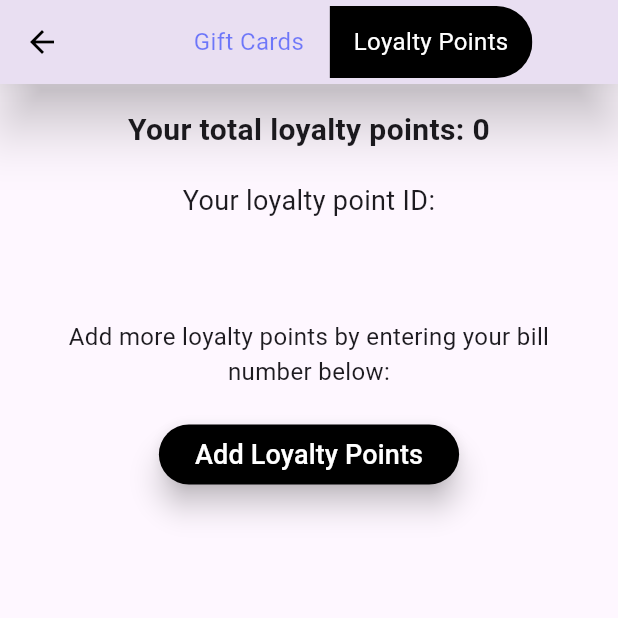
After one commit to udithgunasekara/SPM_ShoppingMall_Management_Desktop-, a Flutter app: the GiftCardAndLoyaltyPage screen opened by its route, after a tap on "Loyalty Points", on a phone screen of 412 x 824 dp, the top half of it. The commit adds this screen. Run offline on Flutter 3.47's test engine with Material 3 defaults, Android fonts, the phone set to English and light mode, and no system bars; our stand-ins replace cloud_firestore, firebase_auth, firebase_core, qr_flutter, shared_preferences; missing offline and left inert: mobile_scanner; accounts and stored records are empty.

Commit message:
made some ui changes and created a single page for giftcard and loyalty points

```diff
--- a/lib/common/home_page.dart
+++ b/lib/common/home_page.dart
@@ -95,17 +95,12 @@ class _HomePageState extends State<HomePage> {
                   Text('Phone: ${_userDetails?['phone']}', style: const TextStyle(fontSize: 16)),
                   Text('Loyalty Points: ${_userDetails?['loyaltyPoints']}', style: const TextStyle(fontSize: 16)),
                   const SizedBox(height: 20,),
-                  ElevatedButton(
-                    onPressed: () {
-                      Navigator.pushNamed(context, '/billentry');
-                    },
-                    child: const Text('Add loyalty points'),
-                  ),
+
 
                   const SizedBox(height: 20,),
                   ElevatedButton(
                     onPressed: () {
-                      Navigator.pushNamed(context, '/giftcards');
+                      Navigator.pushNamed(context, '/giftcardandloyalty');
                     },
                     child: const Text('your giftcards'),
                   ),
--- a/lib/giftCardAndLoyaltyFunction/pages/bill_entry_page.dart
+++ b/lib/giftCardAndLoyaltyFunction/pages/bill_entry_page.dart
@@ -1,6 +1,7 @@
 import 'package:firebase_auth/firebase_auth.dart';
 import 'package:flutter/material.dart';
 import 'package:spm_shoppingmall_mobile/common/home_page.dart';
+import 'package:spm_shoppingmall_mobile/giftCardAndLoyaltyFunction/pages/loyalty_giftcard_page.dart';
 import 'package:spm_shoppingmall_mobile/giftCardAndLoyaltyFunction/util/user_data_service.dart';
 
 class BillEntryPage extends StatefulWidget {
@@ -41,10 +42,7 @@ class _BillEntryPageState extends State<BillEntryPage> {
 
         //navigate back to home page
         Future.delayed(const Duration(seconds: 4), () {
-          Navigator.pushAndRemoveUntil(
-              context,
-              MaterialPageRoute(builder: (context) => HomePage(user: user)),
-              (Route<dynamic> route) => false);
+          Navigator.pushReplacementNamed(context, '/giftcardandloyalty');
         });
       }
     } else {
--- a/lib/giftCardAndLoyaltyFunction/pages/claimed_giftcard_page.dart
+++ b/lib/giftCardAndLoyaltyFunction/pages/claimed_giftcard_page.dart
@@ -27,8 +27,8 @@ class _ClaimedGiftCardsPageState extends State<ClaimedGiftCardsPage> {
 
     // List to store detailed gift card information
     List<Map<String, dynamic>> detailedGiftCards = [];
-
     for (var doc in giftCardsSnapshot.docs) {
+      String uniqueid = doc.id;
       String giftCardId = doc['giftCardId'];
       DateTime claimedDate = doc['claimedDate'].toDate();
 
@@ -42,7 +42,7 @@ class _ClaimedGiftCardsPageState extends State<ClaimedGiftCardsPage> {
         // Add the gift card details along with claimed date
         Map<String, dynamic> giftCardData = giftCardDoc.data() as Map<String, dynamic>;
         giftCardData['claimedDate'] = claimedDate; // Add claimed date from user's collection
-        giftCardData['id'] = giftCardId; // Add claimed date from user's collection
+        giftCardData['uniqueid'] = uniqueid; // Add claimed date from user's collection
         detailedGiftCards.add(giftCardData);
       }
     }
--- /dev/null
+++ b/lib/giftCardAndLoyaltyFunction/pages/loyalty_giftcard_page.dart
@@ -0,0 +1,242 @@
+import 'package:cloud_firestore/cloud_firestore.dart';
+import 'package:firebase_auth/firebase_auth.dart';
+import 'package:flutter/foundation.dart';
+import 'package:flutter/material.dart';
+import 'package:spm_shoppingmall_mobile/giftCardAndLoyaltyFunction/widget/giftcard_widget.dart';
+
+class GiftCardAndLoyaltyPage extends StatefulWidget {
+  const GiftCardAndLoyaltyPage({super.key});
+
+  @override
+  State<GiftCardAndLoyaltyPage> createState() => _GiftCardAndLoyaltyPageState();
+}
+
+class _GiftCardAndLoyaltyPageState extends State<GiftCardAndLoyaltyPage> {
+
+  final FirebaseFirestore _firestore = FirebaseFirestore.instance;
+  final FirebaseAuth _auth = FirebaseAuth.instance;
+  int _selectedIndex = 0;
+  List<bool> isSelected = [true, false];
+
+  Future<List<Map<String, dynamic>>> fetchClaimedGiftCards() async {
+    final userId = _auth.currentUser?.uid;
+    if (userId == null) return [];
+
+    // Fetch claimed gift cards from the user's giftcards collection
+    QuerySnapshot giftCardsSnapshot = await _firestore
+        .collection('users')
+        .doc(userId)
+        .collection('giftcards')
+        .get();
+
+    // List to store detailed gift card information
+    List<Map<String, dynamic>> detailedGiftCards = [];
+
+    for (var doc in giftCardsSnapshot.docs) {
+      String giftCardId = doc['giftCardId'];
+      String uniqueid = doc.id;
+      DateTime claimedDate = doc['claimedDate'].toDate();
+
+
+      // Fetch gift card details from the main giftcard collection using giftCardId
+      DocumentSnapshot giftCardDoc = await _firestore
+          .collection('giftcard')
+          .doc(giftCardId)
+          .get();
+
+      if (giftCardDoc.exists) {
+        // Add the gift card details along with claimed date
+        Map<String, dynamic> giftCardData = giftCardDoc.data() as Map<String, dynamic>;
+        giftCardData['claimedDate'] = claimedDate; // Add claimed date from user's collection
+        giftCardData['uniqueid'] = uniqueid; // Add claimed date from user's collection
+        detailedGiftCards.add(giftCardData);
+      }
+    }
+
+    return detailedGiftCards;
+  }
+
+  //fetch loyalty cards
+  Future<Map<String,dynamic>?> fetchLoyaltyPoints() async {
+    final userId = _auth.currentUser?.uid;
+    if(userId == null) return null;
+
+    DocumentSnapshot loyaltyDoc = await _firestore
+        .collection('users')
+        .doc(userId)
+        .get();
+
+    if(loyaltyDoc.exists){
+      return loyaltyDoc.data() as Map<String,dynamic>;
+    }else{
+      return null;
+    }
+  }
+
+  @override
+  Widget build(BuildContext context) {
+    return Scaffold(
+      appBar: AppBar(
+        elevation: 16,
+        shadowColor: Colors.black,
+        iconTheme: const IconThemeData(
+          color: Colors.black,
+          weight: 60,
+        ),
+        title: Center(
+          child: Container(
+          padding: EdgeInsets.all(4.0),
+          child: ToggleButtons(
+            borderRadius: BorderRadius.circular(30.0),
+            fillColor: const Color.fromARGB(255, 0, 0, 0),
+            selectedColor: const Color.fromARGB(255, 255, 255, 255),
+            color: const Color.fromARGB(136, 0, 26, 255),
+            borderColor: Colors.transparent,
+            selectedBorderColor: Colors.transparent,
+            isSelected: isSelected,
+            onPressed: (int index) {
+              setState(() {
+                for (int i = 0; i < isSelected.length; i++) {
+                  isSelected[i] = i == index;
+                  _selectedIndex = index;
+                }
+              });
+            },
+            children: [
+              Padding(
+                padding: const EdgeInsets.symmetric(horizontal: 16.0),
+                child: Text(
+                  'Gift Cards',
+                  style: TextStyle(
+                    fontSize: 16,
+                    fontWeight: isSelected[0] ? FontWeight.bold : FontWeight.normal,
+                  ),
+                  ),
+              ),
+              Padding(
+                padding: const EdgeInsets.symmetric(horizontal: 16.0),
+                child: Text('Loyalty Points',
+                style: TextStyle(
+                    fontSize: 16,
+                    fontWeight: isSelected[0] ? FontWeight.bold : FontWeight.normal,
+                  ),
+                ),
+              ),
+            ],
+          ),
+        ),
+        ),
+      ),
+      body: _selectedIndex == 0 ? buildGiftCardsView() : buildLoyaltyPointsView(),
+    );
+  }
+
+  // Build the Gift Cards View
+  Widget buildGiftCardsView() {
+    return FutureBuilder<List<Map<String, dynamic>>>(
+      future: fetchClaimedGiftCards(),
+      builder: (context, snapshot) {
+        if (snapshot.connectionState == ConnectionState.waiting) {
+          return const Center(child: CircularProgressIndicator());
+        }
+        if (!snapshot.hasData || snapshot.data!.isEmpty) {
+          return const Center(child: Text('No claimed gift cards'));
+        }
+
+        List<Map<String, dynamic>> giftcards = snapshot.data!;
+        return Column(
+        crossAxisAlignment: CrossAxisAlignment.start,
+        children: [
+          const Padding(
+            padding: EdgeInsets.all(16.0),
+            child: Text(
+              'You claimed gift cards:',
+              style: TextStyle(
+                fontSize: 20,
+                fontWeight: FontWeight.bold,
+              ),
+            ),
+          ),
+          Expanded(
+            child: ListView.builder(
+              itemCount: giftcards.length,
+              itemBuilder: (context, index) {
+                final giftcard = giftcards[index];
+                return GiftCardWidget(giftCard: giftcard);
+              },
+            ),
+          ),
+        ],
+      );
+      },
+    );
+  }
+
+  // Build the Loyalty Points View
+  Widget buildLoyaltyPointsView() {
+    return FutureBuilder<Map<String, dynamic>?>(
+      future: fetchLoyaltyPoints(),
+      builder: (context, snapshot) {
+        if (snapshot.connectionState == ConnectionState.waiting) {
+          return const Center(child: CircularProgressIndicator());
+        }
+        if (!snapshot.hasData) {
+          return const Center(child: Text('No loyalty points available'));
+        }
+
+        final loyaltyData = snapshot.data!;
+        final totalPoints = loyaltyData['loyaltyPoints'] ?? 0;
+        final loyaltyId =  _auth.currentUser?.uid ?? 'Unavailable';
+
+        return Center(
+          child: Padding(
+          padding: const EdgeInsets.all(16.0),
+          child: Column(
+            crossAxisAlignment: CrossAxisAlignment.center,
+            children: [
+              Text(
+                'Your total loyalty points: $totalPoints',
+                style: const TextStyle(fontSize: 20, fontWeight: FontWeight.bold),
+                textAlign: TextAlign.center,
+              ),
+              const SizedBox(height: 20),
+              Text(
+                'Your loyalty point ID:\n$loyaltyId',
+                style: const TextStyle(fontSize: 18),
+                textAlign: TextAlign.center,
+              ),
+              const SizedBox(height: 40),
+              Text(
+                "Add more loyalty points by entering your bill number below:",
+                style: const TextStyle(fontSize: 16),
+                textAlign: TextAlign.center,
+              ),
+              SizedBox(height: 20),
+              ElevatedButton(
+                  style: ElevatedButton.styleFrom(
+                    elevation: 8,
+                    backgroundColor: Colors.black,
+                    shape: RoundedRectangleBorder(
+                        borderRadius: BorderRadius.circular(20)),
+                  ),
+                  onPressed: () {
+                  // Add logic to navigate to add bill page
+                  Navigator.pushNamed(context, '/billentry');
+                },
+                  child: const Text(
+                    'Add Loyalty Points',
+                    style: TextStyle(
+                      fontSize: 18,
+                      color: Colors.white,
+                    ),
+                  ),
+                ),
+
+            ],
+          ),
+          ),
+        );
+      },
+    );
+  }
+  }
--- a/lib/giftCardAndLoyaltyFunction/service/giftcard_service.dart
+++ b/lib/giftCardAndLoyaltyFunction/service/giftcard_service.dart
@@ -60,12 +60,15 @@ class GiftcardService {
       return;
     }
 
+    //generate unique id for the claimed gift card
+    String uniqueGiftcardId = _firestore.collection('users').doc(userId).collection('giftcards').doc().id;
+
     // Add the gift card to the user's claimed giftcards collection
     await _firestore
         .collection('users')
         .doc(userId)
         .collection('giftcards')
-        .doc(giftCardId)
+        .doc(uniqueGiftcardId)
         .set({
       'giftCardId': giftCardId,
       'claimedDate': Timestamp.now(),
--- a/lib/giftCardAndLoyaltyFunction/widget/giftcard_widget.dart
+++ b/lib/giftCardAndLoyaltyFunction/widget/giftcard_widget.dart
@@ -83,7 +83,7 @@ class GiftCardWidget extends StatelessWidget {
                       ),
                       const SizedBox(height: 4),
                       Text(
-                        'Gift Card No : ${giftCard['id']}',
+                        'Gift Card No : ${giftCard['uniqueid']}',
                         style: const TextStyle(
                           fontSize: 14,
                           color: Colors.black,
--- a/lib/main.dart
+++ b/lib/main.dart
@@ -6,6 +6,7 @@ import 'package:spm_shoppingmall_mobile/auth/signup_page.dart';
 import 'package:spm_shoppingmall_mobile/common/home_page.dart';
 import 'package:spm_shoppingmall_mobile/giftCardAndLoyaltyFunction/pages/bill_entry_page.dart';
 import 'package:spm_shoppingmall_mobile/giftCardAndLoyaltyFunction/pages/claimed_giftcard_page.dart';
+import 'package:spm_shoppingmall_mobile/giftCardAndLoyaltyFunction/pages/loyalty_giftcard_page.dart';
 import 'package:spm_shoppingmall_mobile/giftCardAndLoyaltyFunction/pages/notification_page.dart';
 import 'package:spm_shoppingmall_mobile/lockerFunction/pages/moderator/itemsInLocker.dart';
 import 'package:spm_shoppingmall_mobile/lockerFunction/pages/moderator/lockmangment.dart';
@@ -37,6 +38,7 @@ class MyApp extends StatelessWidget {
         '/billentry' : (context) => const BillEntryPage(),
         '/notifications': (context) => NotificationsPage(),
         '/giftcards': (context) => const ClaimedGiftCardsPage(),
+        '/giftcardandloyalty': (context) => const GiftCardAndLoyaltyPage(),
       },
     );
   }
```
Also changed, not shown: pubspec.lock.
